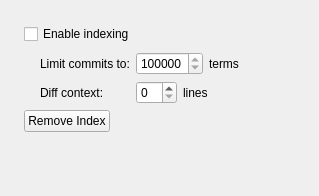
Above: src/dialogs/SearchPanel.ui from AHSauge/Pawmmit before the change. Below: the same form after it.
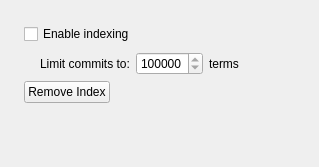
That is the form after the change.

Commit message:
Remove context lines from the indexer and index search
It's niche at best and just wastes time and space for nothing. Who knows how to even use the context field in the search?!

```diff
--- a/src/dialogs/SearchPanel.ui
+++ b/src/dialogs/SearchPanel.ui
@@ -83,40 +83,6 @@
        </item>
       </layout>
      </item>
-     <item row="1" column="0">
-      <widget class="QLabel" name="mContextRowLabel">
-       <property name="text">
-        <string>Diff context:</string>
-       </property>
-      </widget>
-     </item>
-     <item row="1" column="1">
-      <layout class="QHBoxLayout" name="contextLayout">
-       <item>
-        <widget class="QSpinBox" name="mContext"/>
-       </item>
-       <item>
-        <widget class="QLabel" name="mContextLabel">
-         <property name="text">
-          <string>lines</string>
-         </property>
-        </widget>
-       </item>
-       <item>
-        <spacer name="contextSpacer">
-         <property name="orientation">
-          <enum>Qt::Horizontal</enum>
-         </property>
-         <property name="sizeHint" stdset="0">
-          <size>
-           <width>40</width>
-           <height>20</height>
-          </size>
-         </property>
-        </spacer>
-       </item>
-      </layout>
-     </item>
     </layout>
    </item>
    <item>
```
The commit also changes 8 other files.
